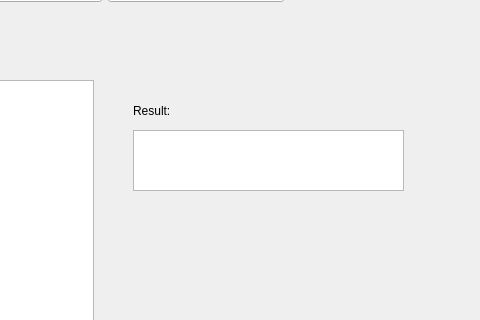
Before: the Qt Designer form mainwindow.ui in Mauricio-Bernuy/BD2-P1, drawn with Qt 5; both pictures show x 407 to 887 and y 110 to 430 of the 887 by 625 pixel window.
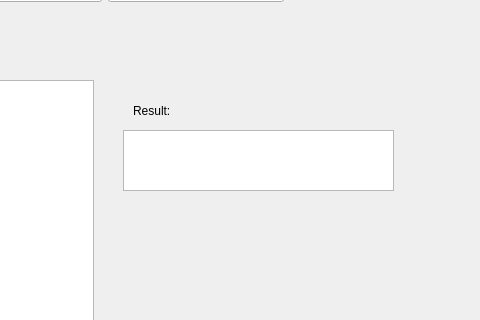
After: the same form once the commit is applied.

Diff of the .ui file:
```diff
--- a/mainwindow.ui
+++ b/mainwindow.ui
@@ -181,7 +181,7 @@
    <widget class="QTableWidget" name="tableWidget_2">
     <property name="geometry">
      <rect>
-      <x>540</x>
+      <x>530</x>
       <y>240</y>
       <width>271</width>
       <height>61</height>
```
Left out of the diff: 15 changed lines with no effect on the pictures.
